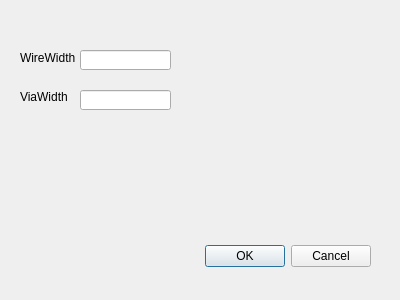
Qt form ViaWireExtract/wireviaparamdialog.ui (chenyufjfz/ChipPintu) before a commit.
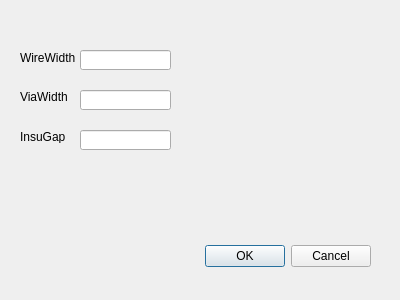
The same form after that commit.

What changed in the file:
```diff
--- a/ViaWireExtract/wireviaparamdialog.ui
+++ b/ViaWireExtract/wireviaparamdialog.ui
@@ -75,6 +75,29 @@
     <string>ViaWidth</string>
    </property>
   </widget>
+  <widget class="QLabel" name="label_3">
+   <property name="geometry">
+    <rect>
+     <x>20</x>
+     <y>130</y>
+     <width>47</width>
+     <height>13</height>
+    </rect>
+   </property>
+   <property name="text">
+    <string>InsuGap</string>
+   </property>
+  </widget>
+  <widget class="QLineEdit" name="insu_gap">
+   <property name="geometry">
+    <rect>
+     <x>80</x>
+     <y>130</y>
+     <width>91</width>
+     <height>20</height>
+    </rect>
+   </property>
+  </widget>
  </widget>
  <resources/>
  <connections>
```
